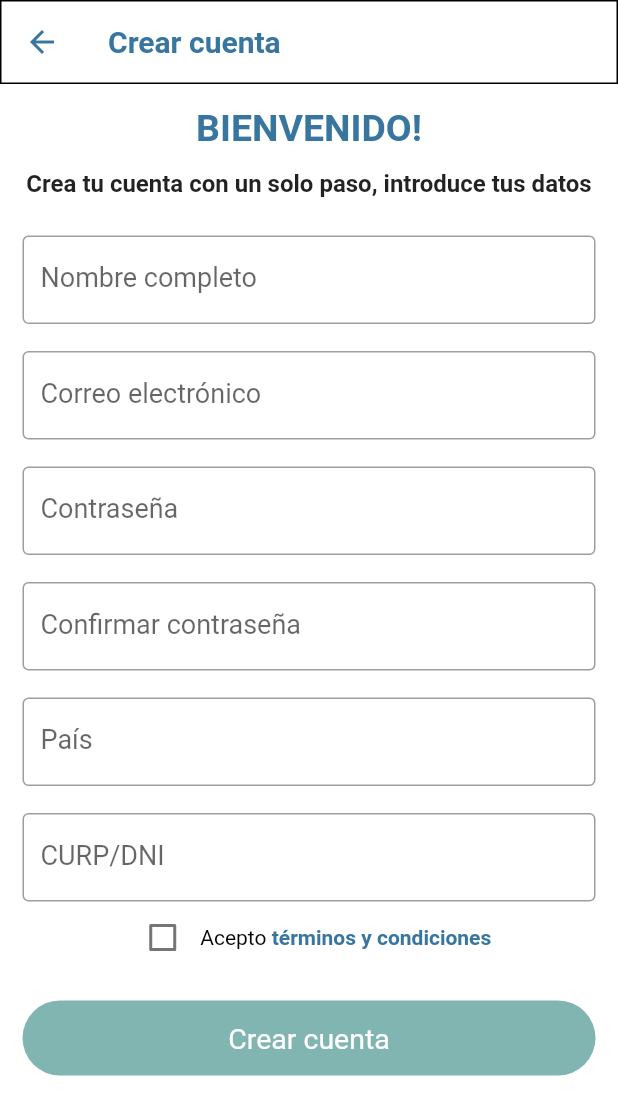
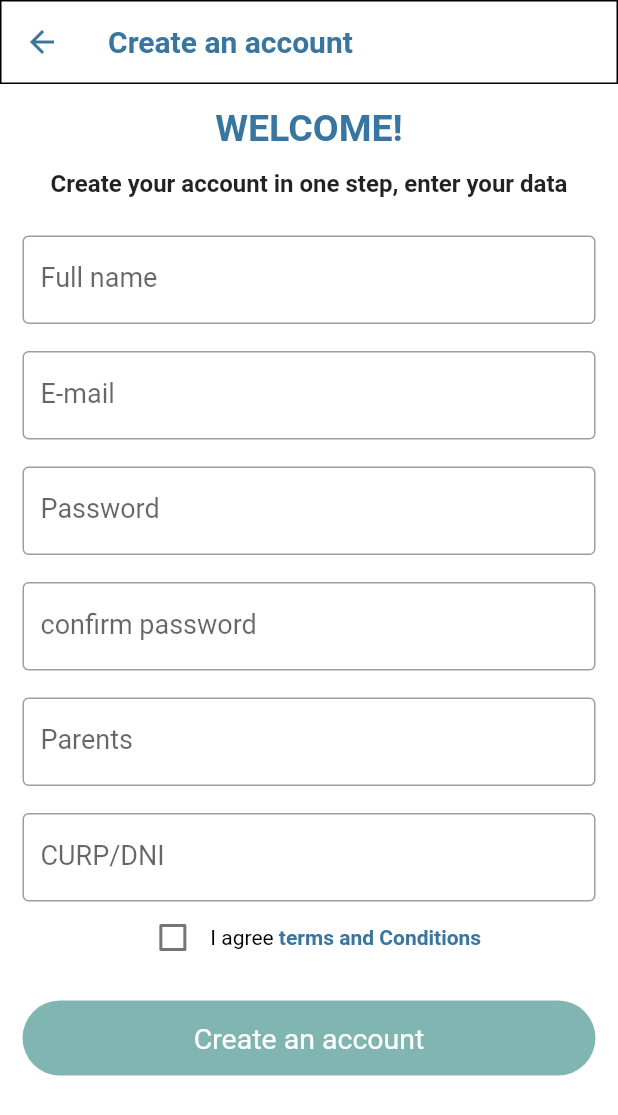
Before and after one commit to gibranvs/EasyAdaptFlutter, a Flutter app: the RegisterPage screen opened by its route, on a phone screen of 412 x 824 dp. Shown: the top 1115 px of the screen. Run offline on Flutter 3.47's test engine with Material 2 defaults, Android fonts, the phone set to English and light mode, and no system bars.

Commit message:
Finished internazionalitation login screen, register screen, terms screen and config i18n

```diff
--- a/lib/i18n/strings.i18n.json
+++ b/lib/i18n/strings.i18n.json
@@ -1,8 +1,24 @@
 {
-    "calculatorTitleHomeScreen": "Calculator",
-    "save": "Save",
-    "login": {
-      "success": "Logged in successfully",
-      "fail": "Logged in failed"
-    }
-  }
+  "TitleTermsScreen": "Terms and Conditions",
+  "alertBottomSubtitleHomeScreen": "Privacy notice number:",
+  "alertBottomTitleHomeScreen": "Notice of Privacy",
+  "buttonRegisterScreen": "Create Account",
+  "calculatorTitleHomeScreen": "Calculator",
+  "dontHaveAccountSubtitleHomeScreen": "here",
+  "dontHaveAccountTitleHomeScreen": "Don't have an account? Create one ",
+  "hintTextConfirmPasswordRegisterScreen": "confirm password",
+  "hintTextCountryRegisterScreen": "Parents",
+  "hintTextEmailRegisterScreen": "E-mail",
+  "hintTextNameRegisterScreen": "Full name",
+  "hintTextPasswordRegisterScreen": "Password",
+  "login": {
+    "fail": "Logged in failed",
+    "success": "Logged in successfully"
+  },
+  "loginTitleHomeScreen": "Log in",
+  "subtitleAcceptRegisterScreen": "terms and Conditions",
+  "subtitleWelcomeRegisterScreen": "Create your account in one step, enter your data",
+  "titleAcceptRegisterScreen": "I agree",
+  "titleAppBarRegisterScreen": "Create an account",
+  "titleWelcomeRegisterScreen": "WELCOME!"
+}
--- a/lib/main.dart
+++ b/lib/main.dart
@@ -14,6 +14,8 @@
   // This widget is the root of your application.
   @override
   Widget build(BuildContext context) {
+    final translation = Translations.of(context);
+
     return MaterialApp(
       locale: TranslationProvider.of(context).flutterLocale,
       debugShowCheckedModeBanner: false,
@@ -24,7 +26,7 @@
         primarySwatch: Colors.blue,
       ),
       initialRoute: '/initial',
-      routes: getRoutes(),
+      routes: getRoutes(translation),
     );
   }
 }
@@ -41,8 +43,6 @@
 class _MyHomePageState extends State<MyHomePage> {
   @override
   Widget build(BuildContext context) {
-    final t = Translations.of(context);
-
     return Scaffold(
       appBar: AppBar(
         title: Text(widget.title),
--- a/lib/ui/pages/register_page.dart
+++ b/lib/ui/pages/register_page.dart
@@ -1,8 +1,11 @@
+import '../../i18n/strings.g.dart';
 import 'package:flutter/gestures.dart';
 import 'package:flutter/material.dart';
 
 class RegisterPage extends StatefulWidget {
-  RegisterPage({Key? key}) : super(key: key);
+  var t;
+
+  RegisterPage({Key? key, required this.t}) : super(key: key);
 
   @override
   State<RegisterPage> createState() => _RegisterPageState();
@@ -19,8 +22,8 @@ class _RegisterPageState extends State<RegisterPage> {
         backgroundColor: Colors.white,
         centerTitle: false,
         title: Text(
-          "Crear cuenta",
-          style: TextStyle(
+          widget.t.titleAppBarRegisterScreen,
+          style: const TextStyle(
             fontWeight: FontWeight.bold,
             color: Color.fromRGBO(56, 118, 159, 1.0),
           ),
@@ -29,9 +32,9 @@ class _RegisterPageState extends State<RegisterPage> {
             onPressed: () {
               Navigator.pop(context);
             },
-            icon: Icon(
+            icon: const Icon(
               Icons.arrow_back,
-              color: Color.fromRGBO(56, 118, 159, 1.0),
+              color: const Color.fromRGBO(56, 118, 159, 1.0),
             )),
       ),
       body: SingleChildScrollView(
@@ -42,79 +45,80 @@ class _RegisterPageState extends State<RegisterPage> {
           children: [
             Column(
               children: [
-                const Text(
-                  "BIENVENIDO!",
-                  style: TextStyle(
+                Text(
+                  widget.t.titleWelcomeRegisterScreen,
+                  style: const TextStyle(
                       fontWeight: FontWeight.bold,
-                      color: Color.fromRGBO(56, 118, 159, 1.0),
+                      color: const Color.fromRGBO(56, 118, 159, 1.0),
                       fontSize: 25),
                 ),
                 const SizedBox(
                   height: 13,
                 ),
-                const Text(
-                  "Crea tu cuenta con un solo paso, introduce tus datos",
-                  style: TextStyle(fontWeight: FontWeight.bold, fontSize: 16),
+                Text(
+                  widget.t.subtitleWelcomeRegisterScreen,
+                  style: const TextStyle(
+                      fontWeight: FontWeight.bold, fontSize: 16),
                 ),
                 const SizedBox(
                   height: 25,
                 ),
-                const TextField(
+                TextField(
                   decoration: InputDecoration(
-                      labelText: 'Nombre completo',
-                      labelStyle: TextStyle(fontSize: 18),
-                      border: OutlineInputBorder(),
-                      errorBorder: OutlineInputBorder(
+                      labelText: widget.t.hintTextNameRegisterScreen,
+                      labelStyle: const TextStyle(fontSize: 18),
+                      border: const OutlineInputBorder(),
+                      errorBorder: const OutlineInputBorder(
+                          borderSide:
+                              const BorderSide(color: Colors.black, width: 5))),
+                ),
+                const SizedBox(
+                  height: 18,
+                ),
+                TextField(
+                  decoration: InputDecoration(
+                      labelText: widget.t.hintTextEmailRegisterScreen,
+                      labelStyle: const TextStyle(fontSize: 18),
+                      border: const OutlineInputBorder(),
+                      errorBorder: const OutlineInputBorder(
                           borderSide:
                               BorderSide(color: Colors.black, width: 5))),
                 ),
                 const SizedBox(
                   height: 18,
                 ),
-                const TextField(
+                TextField(
                   decoration: InputDecoration(
-                      labelText: 'Correo electrónico',
-                      labelStyle: TextStyle(fontSize: 18),
-                      border: OutlineInputBorder(),
-                      errorBorder: OutlineInputBorder(
+                      labelText: widget.t.hintTextPasswordRegisterScreen,
+                      labelStyle: const TextStyle(fontSize: 18),
+                      border: const OutlineInputBorder(),
+                      errorBorder: const OutlineInputBorder(
                           borderSide:
                               BorderSide(color: Colors.black, width: 5))),
                 ),
                 const SizedBox(
                   height: 18,
                 ),
-                const TextField(
+                TextField(
                   decoration: InputDecoration(
-                      labelText: 'Contraseña',
-                      labelStyle: TextStyle(fontSize: 18),
-                      border: OutlineInputBorder(),
-                      errorBorder: OutlineInputBorder(
+                      labelText: widget.t.hintTextConfirmPasswordRegisterScreen,
+                      labelStyle: const TextStyle(fontSize: 18),
+                      border: const OutlineInputBorder(),
+                      errorBorder: const OutlineInputBorder(
                           borderSide:
-                              BorderSide(color: Colors.black, width: 5))),
+                              const BorderSide(color: Colors.black, width: 5))),
                 ),
                 const SizedBox(
                   height: 18,
                 ),
-                const TextField(
+                TextField(
                   decoration: InputDecoration(
-                      labelText: 'Confirmar contraseña',
-                      labelStyle: TextStyle(fontSize: 18),
-                      border: OutlineInputBorder(),
-                      errorBorder: OutlineInputBorder(
+                      labelText: widget.t.hintTextCountryRegisterScreen,
+                      labelStyle: const TextStyle(fontSize: 18),
+                      border: const OutlineInputBorder(),
+                      errorBorder: const OutlineInputBorder(
                           borderSide:
-                              BorderSide(color: Colors.black, width: 5))),
-                ),
-                const SizedBox(
-                  height: 18,
-                ),
-                const TextField(
-                  decoration: InputDecoration(
-                      labelText: 'País',
-                      labelStyle: TextStyle(fontSize: 18),
-                      border: OutlineInputBorder(),
-                      errorBorder: OutlineInputBorder(
-                          borderSide:
-                              BorderSide(color: Colors.black, width: 5))),
+                              const BorderSide(color: Colors.black, width: 5))),
                 ),
                 const SizedBox(
                   height: 18,
@@ -133,22 +137,22 @@ class _RegisterPageState extends State<RegisterPage> {
                   crossAxisAlignment: CrossAxisAlignment.center,
                   children: [
                     Checkbox(value: false, onChanged: (v) {}),
-                    SizedBox(
+                    const SizedBox(
                       width: 1,
                     ),
                     RichText(
                         text: TextSpan(children: [
                       TextSpan(
-                          text: 'Acepto',
-                          style: TextStyle(color: Colors.black)),
+                          text: widget.t.titleAcceptRegisterScreen,
+                          style: const TextStyle(color: Colors.black)),
                       TextSpan(
-                          text: ' términos y condiciones',
+                          text: ' ${widget.t.subtitleAcceptRegisterScreen}',
                           recognizer: TapGestureRecognizer()
                             ..onTap = () {
                               Navigator.pushNamed(context, '/terms');
                             },
-                          style: TextStyle(
-                              color: Color.fromRGBO(56, 118, 159, 1.0),
+                          style: const TextStyle(
+                              color: const Color.fromRGBO(56, 118, 159, 1.0),
                               fontWeight: FontWeight.bold))
                     ])),
                   ],
@@ -161,13 +165,13 @@ class _RegisterPageState extends State<RegisterPage> {
             Container(
               width: double.infinity,
               height: 50,
-              decoration: BoxDecoration(
+              decoration: const BoxDecoration(
                   borderRadius: BorderRadius.all(Radius.circular(25)),
                   color: Color.fromRGBO(129, 181, 178, 1.0)),
               child: Center(
                 child: Text(
-                  "Crear cuenta",
-                  style: TextStyle(color: Colors.white, fontSize: 19),
+                  widget.t.titleAppBarRegisterScreen,
+                  style: const TextStyle(color: Colors.white, fontSize: 19),
                 ),
               ),
             )
--- a/lib/ui/pages/terms.dart
+++ b/lib/ui/pages/terms.dart
@@ -1,7 +1,9 @@
 import 'package:flutter/material.dart';
 
 class TermsPage extends StatelessWidget {
-  const TermsPage({Key? key}) : super(key: key);
+  var t;
+
+  TermsPage({Key? key, required this.t}) : super(key: key);
 
   @override
   Widget build(BuildContext context) {
@@ -12,7 +14,7 @@ class TermsPage extends StatelessWidget {
         backgroundColor: Colors.white,
         centerTitle: false,
         title: Text(
-          "Términos y condiciones",
+          t.TitleTermsScreen,
           style: TextStyle(
             fontWeight: FontWeight.bold,
             color: Color.fromRGBO(56, 118, 159, 1.0),
```
Also changed, not shown: lib/i18n/strings_es.i18n.json (+23 -8 lines), lib/i18n/strings_pt.i18n.json (+23 -8 lines), lib/routes/routes.dart (+11 -5 lines), lib/ui/pages/initial_page.dart (renamed from lib/ui/pages/login_page.dart, +21 -25 lines), lib/i18n/strings.g.dart, lib/i18n/translations.g.dart (added).
